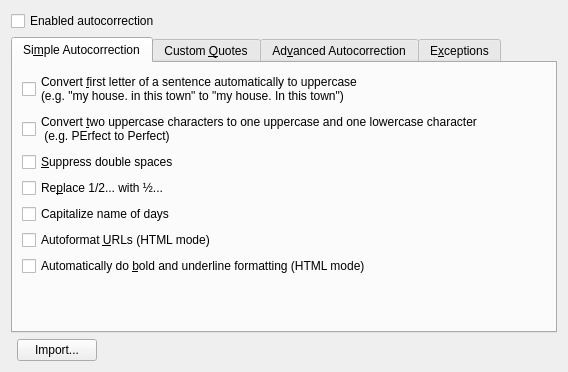
Above: messagecomposer/autocorrection/kmcomposerautocorrectionwidget.ui from chusopr/kdepim-ktimetracker-akonadi before the change. Below: the same form after it.
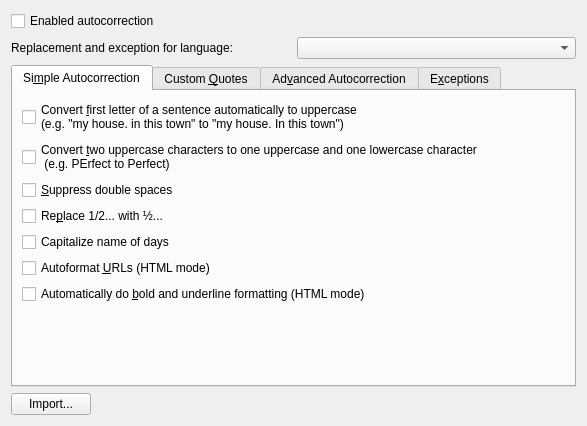
That is the form after the change. Custom widgets are drawn as their Qt base class.

Commit message:
In kmail we can specify language in composer (for spell checking) so
start to add support for specific language for autocorrection

```diff
--- a/messagecomposer/autocorrection/kmcomposerautocorrectionwidget.ui
+++ b/messagecomposer/autocorrection/kmcomposerautocorrectionwidget.ui
@@ -6,32 +6,33 @@
    <rect>
     <x>0</x>
     <y>0</y>
-    <width>568</width>
-    <height>372</height>
+    <width>587</width>
+    <height>426</height>
    </rect>
   </property>
   <layout class="QGridLayout" name="gridLayout">
-   <item row="2" column="2">
-    <spacer name="horizontalSpacer">
-     <property name="orientation">
-      <enum>Qt::Horizontal</enum>
-     </property>
-     <property name="sizeHint" stdset="0">
-      <size>
-       <width>469</width>
-       <height>20</height>
-      </size>
-     </property>
-    </spacer>
-   </item>
-   <item row="0" column="0" colspan="3">
+   <item row="0" column="0" colspan="2">
     <widget class="QCheckBox" name="enabledAutocorrection">
      <property name="text">
       <string>Enabled autocorrection</string>
      </property>
     </widget>
    </item>
-   <item row="1" column="0" colspan="3">
+   <item row="1" column="0" colspan="2">
+    <layout class="QHBoxLayout" name="horizontalLayout">
+     <item>
+      <widget class="QLabel" name="label">
+       <property name="text">
+        <string>Replacement and exception for language:</string>
+       </property>
+      </widget>
+     </item>
+     <item>
+      <widget class="KComboBox" name="kcombobox"/>
+     </item>
+    </layout>
+   </item>
+   <item row="2" column="0" colspan="2">
     <widget class="QTabWidget" name="tabWidget">
      <property name="currentIndex">
       <number>0</number>
@@ -528,16 +529,34 @@
      </widget>
     </widget>
    </item>
-   <item row="2" column="1">
+   <item row="3" column="0">
     <widget class="KPushButton" name="importAutoCorrection">
      <property name="text">
       <string>Import...</string>
      </property>
     </widget>
    </item>
+   <item row="3" column="1">
+    <spacer name="horizontalSpacer">
+     <property name="orientation">
+      <enum>Qt::Horizontal</enum>
+     </property>
+     <property name="sizeHint" stdset="0">
+      <size>
+       <width>469</width>
+       <height>20</height>
+      </size>
+     </property>
+    </spacer>
+   </item>
   </layout>
  </widget>
  <customwidgets>
+  <customwidget>
+   <class>KComboBox</class>
+   <extends>QComboBox</extends>
+   <header>kcombobox.h</header>
+  </customwidget>
   <customwidget>
    <class>KLineEdit</class>
    <extends>QLineEdit</extends>
```
